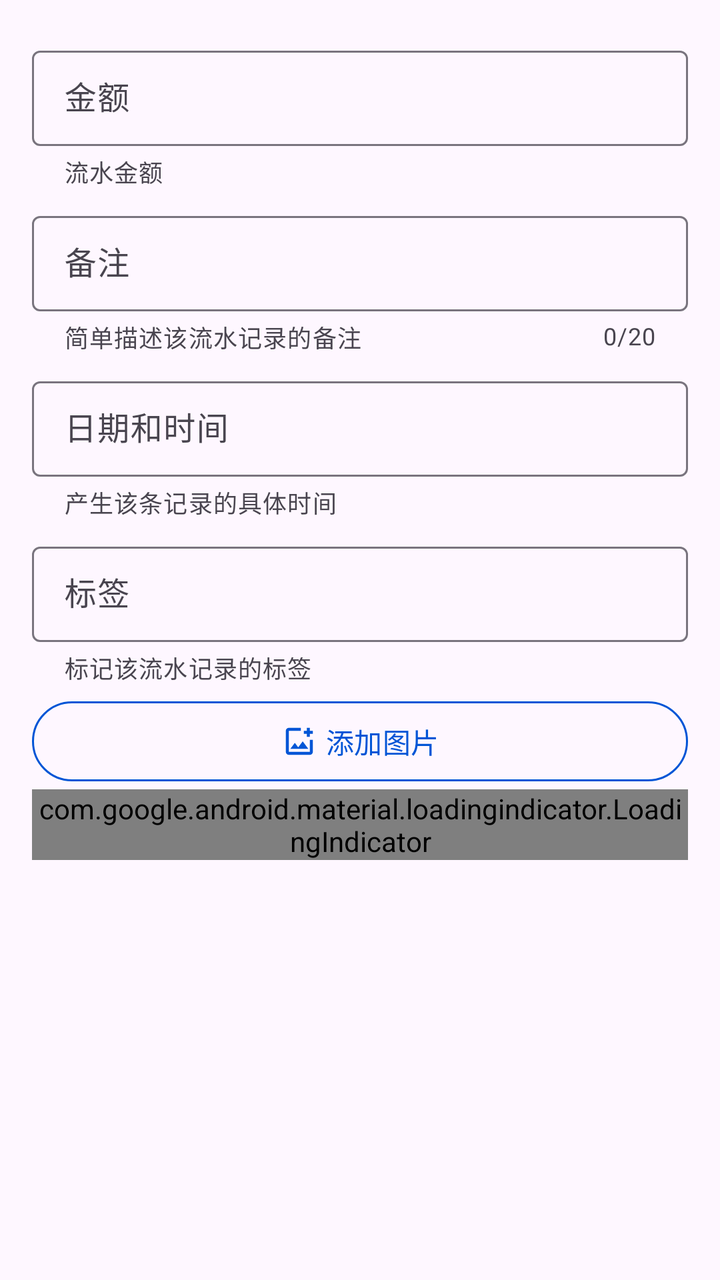
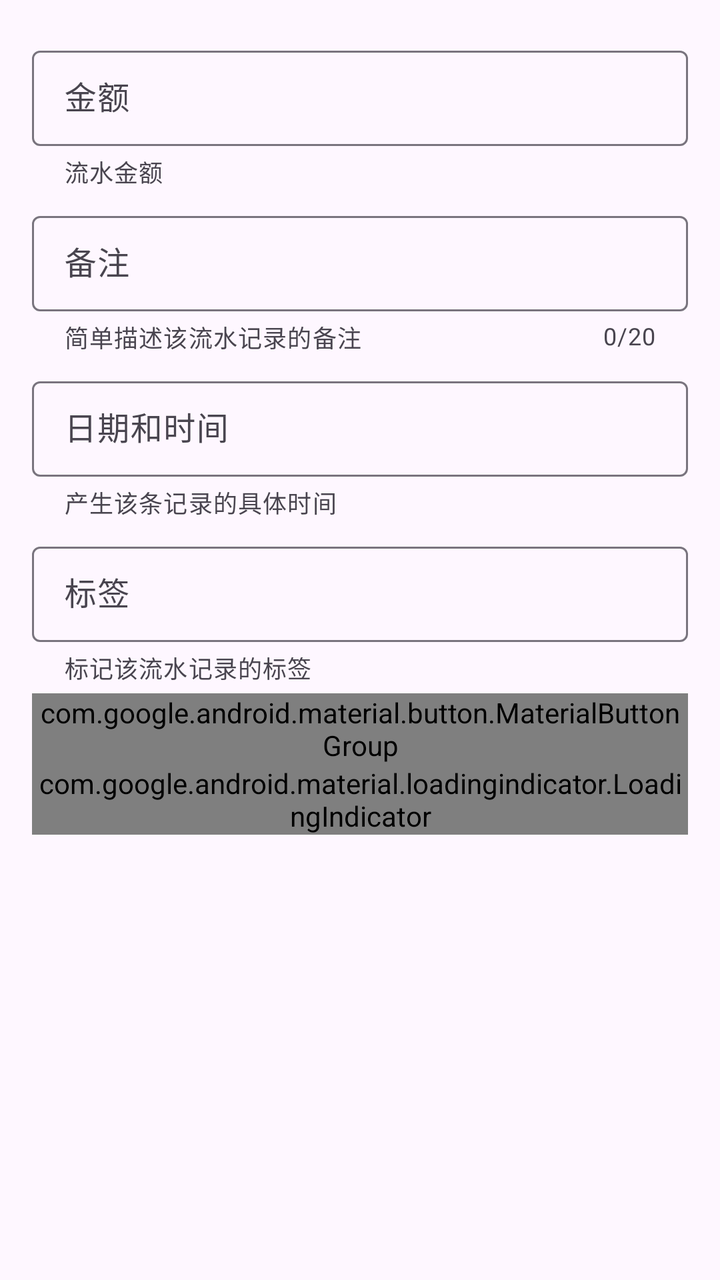

Before-and-after screenshots of an Android layout around one commit, followed by the original layout XML and the change that was made.
<!-- AndroidManifest.xml: application theme Theme.ManagerAssistant.Static -->
<!-- res/layout/fragment_income.xml -->
<?xml version="1.0" encoding="utf-8"?>
<androidx.core.widget.NestedScrollView xmlns:android="http://schemas.android.com/apk/res/android"
    xmlns:app="http://schemas.android.com/apk/res-auto"
    android:id="@+id/root_layout"
    android:layout_width="match_parent"
    android:layout_height="match_parent"
    android:orientation="vertical"
    android:padding="16dp">

    <LinearLayout
        android:layout_width="match_parent"
        android:layout_height="wrap_content"
        android:orientation="vertical">

        <com.google.android.material.textfield.TextInputLayout
            android:id="@+id/amount_layout"
            style="@style/CommonTextInputLayoutStyle"
            android:layout_width="match_parent"
            android:layout_height="wrap_content"
            app:counterEnabled="false"
            app:endIconDrawable="@drawable/baseline_clear_24"
            app:endIconMode="clear_text"
            app:helperText="@string/account_amount_help">

            <com.google.android.material.textfield.TextInputEditText
                android:id="@+id/amount_input"
                style="@style/UserInputEditTextStyle"
                android:layout_width="match_parent"
                android:layout_height="wrap_content"
                android:hint="@string/amount"
                android:inputType="numberDecimal" />
        </com.google.android.material.textfield.TextInputLayout>

        <com.google.android.material.textfield.TextInputLayout
            android:id="@+id/remark_layout"
            style="@style/CommonTextInputLayoutStyle"
            android:layout_width="match_parent"
            android:layout_height="wrap_content"
            android:hint="@string/remark"
            app:counterMaxLength="20"
            app:endIconDrawable="@drawable/baseline_clear_24"
            app:endIconMode="clear_text"
            app:helperText="@string/account_remark_help">

            <com.google.android.material.textfield.TextInputEditText
                android:id="@+id/remark_input"
                style="@style/UserInputEditTextStyle"
                android:layout_width="match_parent"
                android:layout_height="wrap_content" />
        </com.google.android.material.textfield.TextInputLayout>

        <com.google.android.material.textfield.TextInputLayout
            android:id="@+id/datetime_layout"
            style="@style/CommonTextInputLayoutStyle"
            android:layout_width="match_parent"
            android:layout_height="wrap_content"
            android:hint="@string/date_time"
            app:counterEnabled="false"
            app:helperText="@string/account_datetime_help">

            <com.google.android.material.textfield.MaterialAutoCompleteTextView
                android:id="@+id/datetime_input"
                style="@style/UneditableAutoCompleteTextViewStyle"
                android:layout_width="match_parent"
                android:layout_height="wrap_content" />
        </com.google.android.material.textfield.TextInputLayout>

        <com.google.android.material.textfield.TextInputLayout
            android:id="@+id/running_account_tag_layout"
            style="@style/CommonTextInputLayoutStyle"
            android:layout_width="match_parent"
            android:layout_height="wrap_content"
            android:hint="@string/tag"
            app:counterEnabled="false"
            app:helperText="@string/account_tag_help">

            <com.google.android.material.textfield.MaterialAutoCompleteTextView
                android:id="@+id/running_account_tag_input"
                style="@style/UneditableAutoCompleteTextViewStyle"
                android:layout_width="match_parent"
                android:layout_height="wrap_content" />
        </com.google.android.material.textfield.TextInputLayout>

        
        <LinearLayout
            android:layout_width="match_parent"
            android:layout_height="wrap_content"
            android:orientation="horizontal">

            <com.google.android.material.button.MaterialButton
                android:id="@+id/picture_add"
                style="@style/OutlinedBtnStyle"
                android:layout_width="0dp"
                android:layout_height="wrap_content"
                android:layout_marginStart="0dp"
                android:layout_marginEnd="0dp"
                android:layout_weight="1"
                android:text="@string/add_picture"
                app:icon="@drawable/outline_add_photo_alternate_24"
                app:iconGravity="textStart" />

            <com.google.android.material.button.MaterialButton
                android:id="@+id/picture_delete_btn"
                android:layout_width="0dp"
                android:layout_height="wrap_content"
                android:layout_marginStart="10dp"
                android:layout_weight="1"
                android:text="@string/delete_picture"
                android:visibility="gone"
                app:icon="@drawable/outline_delete_24"
                app:iconGravity="textStart" />
        </LinearLayout>

        <com.google.android.material.loadingindicator.LoadingIndicator
            android:id="@+id/loading_indicator"
            android:layout_width="wrap_content"
            android:layout_height="wrap_content"
            android:layout_gravity="center_horizontal" />

        <androidx.recyclerview.widget.RecyclerView
            android:id="@+id/picture_recycler"
            android:layout_width="match_parent"
            android:layout_height="0dp"
            android:layout_weight="1"
            android:nestedScrollingEnabled="false" />
    </LinearLayout>
</androidx.core.widget.NestedScrollView>
<!-- resources referenced by this layout -->
<resources>
  <!-- drawable baseline_clear_24 (drawable) -->
  <vector xmlns:android="http://schemas.android.com/apk/res/android" android:height="24dp" android:tint="#000000" android:viewportHeight="24" android:viewportWidth="24" android:width="24dp">
        
      <path android:fillColor="@android:color/white" android:pathData="M19,6.41L17.59,5 12,10.59 6.41,5 5,6.41 10.59,12 5,17.59 6.41,19 12,13.41 17.59,19 19,17.59 13.41,12z"/>
      
  </vector>
  <string name="account_amount_help">流水金额</string>
  <string name="account_datetime_help">产生该条记录的具体时间</string>
  <string name="account_remark_help">简单描述该流水记录的备注</string>
  <string name="account_tag_help">标记该流水记录的标签</string>
  <string name="add_picture">添加图片</string>
  <string name="amount">金额</string>
  <string name="date_time">日期和时间</string>
  <string name="delete_picture">删除图片</string>
  <string name="remark">备注</string>
  <string name="tag">标签</string>
  <style name="CommonTextInputLayoutStyle" parent="Widget.Material3.TextInputLayout.OutlinedBox.Dense">
          <item name="errorEnabled">true</item>
          <item name="counterEnabled">true</item>
          <item name="helperTextEnabled">true</item>
          <item name="android:layout_marginTop">4dp</item>
          <item name="android:layout_marginBottom">4dp</item>
      </style>
  <style name="OutlinedBtnStyle" parent="Widget.Material3.Button.OutlinedButton">
          <item name="android:textColor">?attr/colorPrimary</item>
          <item name="strokeColor">?attr/colorPrimary</item>
          <item name="strokeWidth">1dp</item>
          <item name="iconGravity">textStart</item>
          <item name="android:layout_marginStart">10dp</item>
          <item name="android:layout_marginEnd">10dp</item>
      </style>
  <style name="UneditableAutoCompleteTextViewStyle" parent="Widget.Material3.AutoCompleteTextView.OutlinedBox.Dense">
          <item name="android:inputType">none</item>
          <item name="maxLines">1</item>
          <item name="android:textColorHighlight">?attr/colorControlHighlight</item>
      </style>
  <style name="UserInputEditTextStyle" parent="Widget.Material3.TextInputEditText.OutlinedBox.Dense">
          <item name="android:inputType">text</item>
          <item name="android:textColorHighlight">?attr/colorSurfaceVariant</item>
          <item name="android:maxLength">20</item>
      </style>
  <color name="color_primary">#0055d6</color>
  <color name="color_on_primary">#ffffff</color>
  <color name="color_primary_container">#d8e1fe</color>
  <color name="color_secondary_container">#e0e1ff</color>
  <color name="color_surface">#faf9ff</color>
  <color name="color_surface_container">#ebedfa</color>
  <color name="color_surface_container_low">#edeffc</color>
  <style name="ToolBarStyle" parent="Widget.Material3.Toolbar.OnSurface">
          <item name="android:backgroundTint">?attr/colorSurface</item>
          <item name="navigationIconTint">?attr/colorPrimary</item>
          <item name="navigationIcon">@drawable/outline_arrow_back_ios_new_24</item>
          <item name="contentInsetStart">10dp</item>
          <item name="titleTextAppearance">?attr/textAppearanceHeadlineSmall</item>
      </style>
  <!-- drawable outline_arrow_back_ios_new_24 (drawable) -->
  <vector xmlns:android="http://schemas.android.com/apk/res/android" android:height="24dp" android:tint="#000000" android:viewportHeight="960" android:viewportWidth="960" android:width="24dp">
        
      <path android:fillColor="@android:color/white" android:pathData="M640,880L240,480L640,80L711,151L382,480L711,809L640,880Z"/>
      
  </vector>
  <!-- unchanged entries left out for length: 3 -->
</resources>

<!-- the commit's change to res/layout/fragment_income.xml (unified diff, before → after) -->
@@ -82,18 +82,16 @@
         </com.google.android.material.textfield.TextInputLayout>
 
         
-        <LinearLayout
+        <com.google.android.material.button.MaterialButtonGroup
             android:layout_width="match_parent"
             android:layout_height="wrap_content"
-            android:orientation="horizontal">
+            android:spacing="10dp">
 
             <com.google.android.material.button.MaterialButton
                 android:id="@+id/picture_add"
                 style="@style/OutlinedBtnStyle"
                 android:layout_width="0dp"
                 android:layout_height="wrap_content"
-                android:layout_marginStart="0dp"
-                android:layout_marginEnd="0dp"
                 android:layout_weight="1"
                 android:text="@string/add_picture"
                 app:icon="@drawable/outline_add_photo_alternate_24"
@@ -103,13 +101,12 @@
                 android:id="@+id/picture_delete_btn"
                 android:layout_width="0dp"
                 android:layout_height="wrap_content"
-                android:layout_marginStart="10dp"
                 android:layout_weight="1"
                 android:text="@string/delete_picture"
                 android:visibility="gone"
                 app:icon="@drawable/outline_delete_24"
                 app:iconGravity="textStart" />
-        </LinearLayout>
+        </com.google.android.material.button.MaterialButtonGroup>
 
         <com.google.android.material.loadingindicator.LoadingIndicator
             android:id="@+id/loading_indicator"
